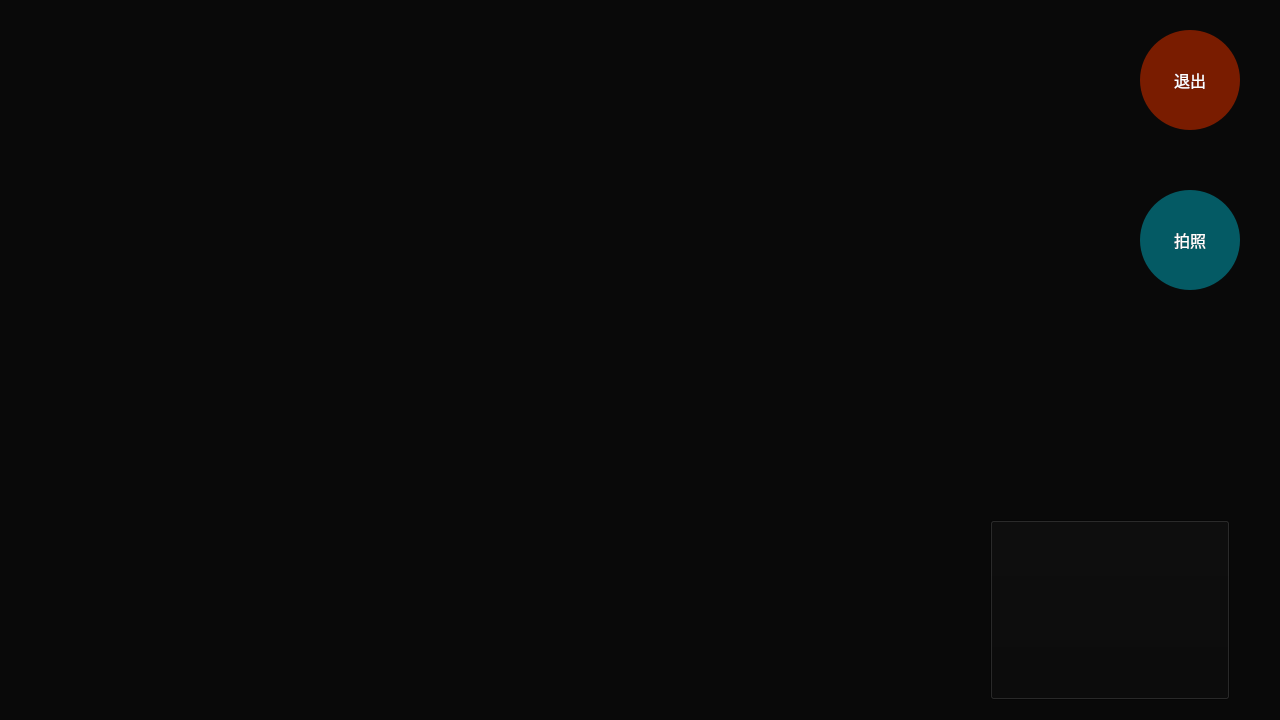
Qt form src/cam/cam.ui (HXBJ1737/Linux_Qt_app) before a commit.
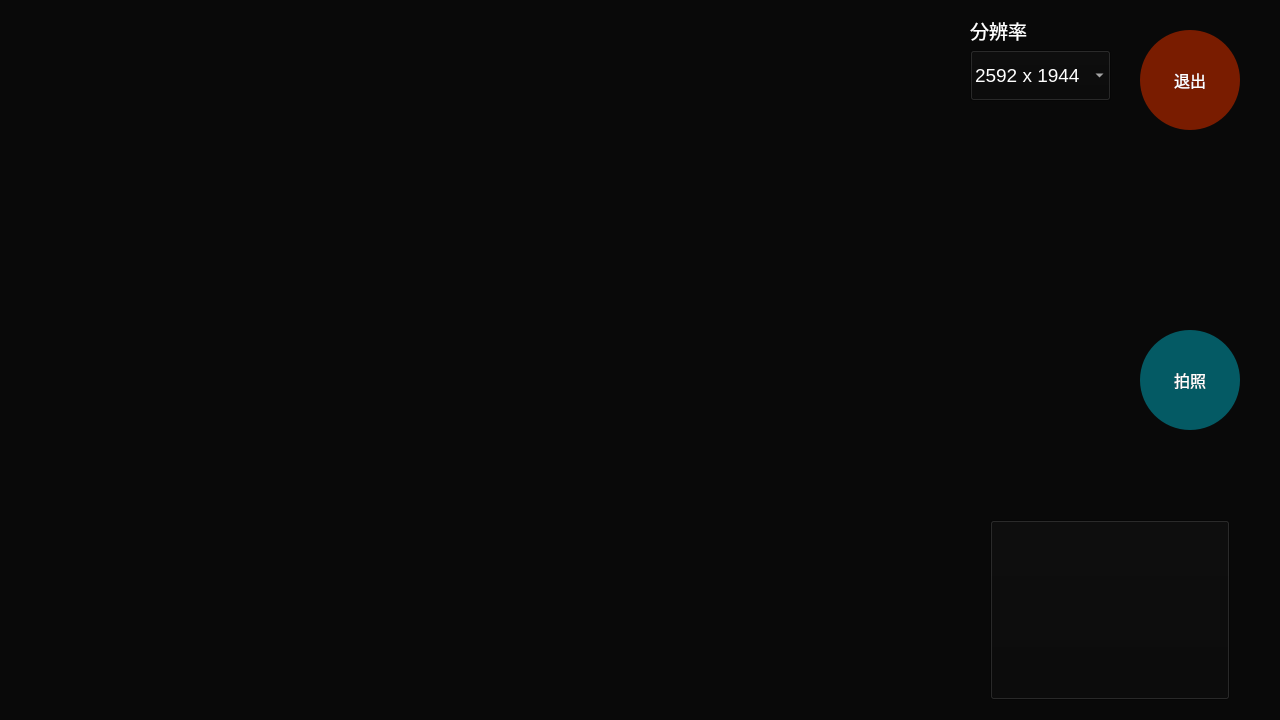
The same form after that commit.

```diff
--- a/src/cam/cam.ui
+++ b/src/cam/cam.ui
@@ -96,7 +96,7 @@
     <property name="geometry">
      <rect>
       <x>1140</x>
-      <y>190</y>
+      <y>330</y>
       <width>100</width>
       <height>100</height>
      </rect>
@@ -153,6 +153,54 @@
      </size>
     </property>
    </widget>
+   <widget class="QComboBox" name="comboBox">
+    <property name="geometry">
+     <rect>
+      <x>970</x>
+      <y>50</y>
+      <width>141</width>
+      <height>51</height>
+     </rect>
+    </property>
+    <property name="font">
+     <font>
+      <pointsize>14</pointsize>
+     </font>
+    </property>
+    <item>
+     <property name="text">
+      <string>2592 x 1944</string>
+     </property>
+    </item>
+    <item>
+     <property name="text">
+      <string>960 x 720</string>
+     </property>
+    </item>
+    <item>
+     <property name="text">
+      <string>640 x 480</string>
+     </property>
+    </item>
+   </widget>
+   <widget class="QLabel" name="label">
+    <property name="geometry">
+     <rect>
+      <x>970</x>
+      <y>20</y>
+      <width>71</width>
+      <height>21</height>
+     </rect>
+    </property>
+    <property name="font">
+     <font>
+      <pointsize>14</pointsize>
+     </font>
+    </property>
+    <property name="text">
+     <string>分辨率</string>
+    </property>
+   </widget>
   </widget>
  </widget>
  <resources/>
```
